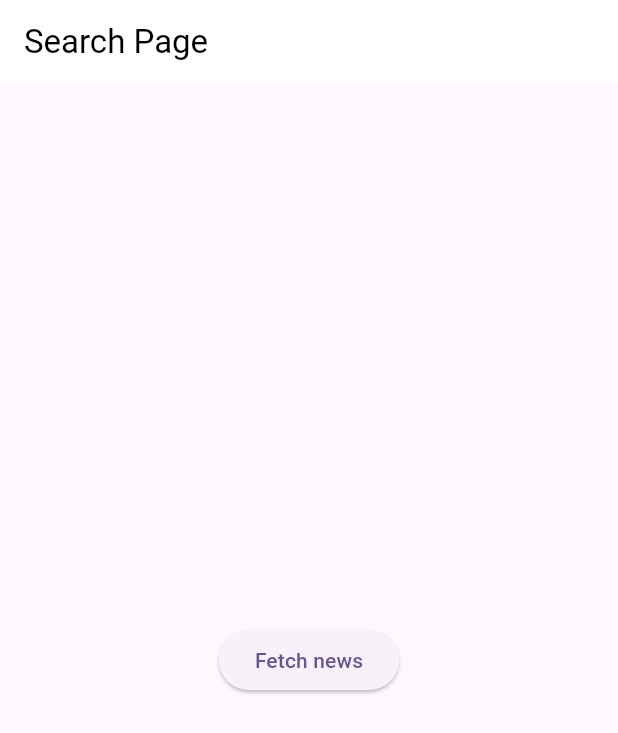
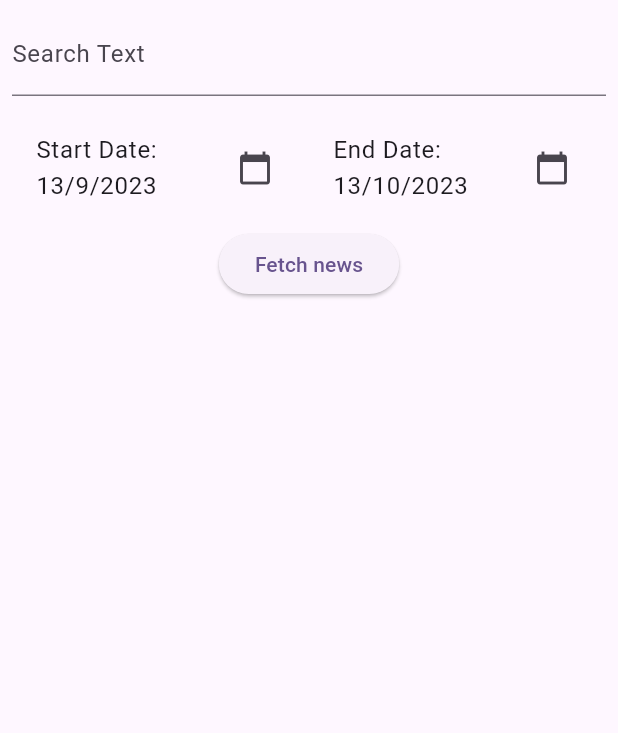
Before and after one commit to OfriRosenbaum/FlutterNewsAPI, a Flutter app: the screen it shows after launch, on a phone screen of 412 x 824 dp. Shown: the top 733 px of the screen. Run offline on Flutter 3.47's test engine with Material 2 defaults, Android fonts, the phone set to English and light mode, and no system bars; our stand-ins replace dio, flutter_bloc, fluttertoast.

Commit message:
added ui of search bar

```diff
--- a/lib/bloc/news_bloc.dart
+++ b/lib/bloc/news_bloc.dart
@@ -1,5 +1,4 @@
 import 'dart:async';
-import 'dart:developer';
 
 import 'package:dio/dio.dart';
 
--- a/lib/news_app.dart
+++ b/lib/news_app.dart
@@ -24,7 +24,6 @@ class NewsAppView extends StatelessWidget {
   @override
   Widget build(BuildContext context) {
     return MaterialApp(
-      title: 'News App',
       theme: ThemeData(
         colorScheme: ColorScheme.fromSeed(seedColor: Colors.deepPurple),
         useMaterial3: true,
--- a/lib/search_page.dart
+++ b/lib/search_page.dart
@@ -19,6 +19,11 @@ class _SearchPageState extends State<SearchPage> {
   late NewsBloc _newsBloc;
   final _scrollController = ScrollController();
   List<NewsCard> news = [];
+  TextEditingController textController = TextEditingController();
+
+  //Free NewsAPI search is limited to 1 month back with free API key. Substract 5 years instead if you have a paid key.
+  DateTime selectedStartDate = DateTime.now().subtract(const Duration(days: 30));
+  DateTime selectedEndDate = DateTime.now();
 
   @override
   void initState() {
@@ -36,7 +41,9 @@ class _SearchPageState extends State<SearchPage> {
   }
 
   Widget _buildInitialState() {
-    return Center(
+    return Column(children: [
+      _searchBar(),
+      Center(
         child: ElevatedButton(
             onPressed: () => _newsBloc.add(FetchNewsEvent(
                 repository: RepositoryProvider.of(context),
@@ -45,7 +52,8 @@ class _SearchPageState extends State<SearchPage> {
                 from: "2023-9-25",
                 to: "2023-9-27")),
             child: const Text("Fetch news")),
-    );
+      ),
+    ]);
   }
 
   Widget _buildLoadingState() {
@@ -68,7 +76,10 @@ class _SearchPageState extends State<SearchPage> {
 
   Widget _buildLoadedState(NewsLoadedState state) {
     news = state.news;
-    return ListView.builder(
+    return SingleChildScrollView(
+      child: Column(children: [
+        _searchBar(),
+        ListView.builder(
           itemCount: state.hasReachedMax ? news.length : news.length + 1,
           itemBuilder: (context, index) {
             return index >= news.length
@@ -76,19 +87,83 @@ class _SearchPageState extends State<SearchPage> {
                 : news[index].showNewsCard(context);
           },
           controller: _scrollController,
+          shrinkWrap: true,
+        ),
+      ]),
+    );
+  }
+
+  Widget _searchBar() {
+    return Padding(
+      padding: const EdgeInsets.all(8.0),
+      child: Column(children: [
+        TextFormField(
+          controller: textController,
+          decoration: const InputDecoration(
+            labelText: 'Search Text',
+          ),
+          validator: (value) {
+            if (value == null) return null;
+            if (value.isEmpty) {
+              return 'Please enter search text';
+            }
+            return null;
+          },
+        ),
+        const SizedBox(height: 16.0),
+        Row(
+          children: [
+            Expanded(
+              child: ListTile(
+                title: Text(
+                  'Start Date: ${selectedStartDate.day}/${selectedStartDate.month}/${selectedStartDate.year}',
+                ),
+                trailing: const Icon(Icons.calendar_today),
+                onTap: () {
+                  showDatePicker(
+                    context: context,
+                    initialDate: selectedStartDate,
+                    firstDate: selectedStartDate,
+                    lastDate: selectedEndDate,
+                  ).then((pickedDate) {
+                    if (pickedDate != null) {
+                      setState(() {
+                        selectedStartDate = pickedDate;
+                      });
+                    }
+                  });
+                },
+              ),
+            ),
+            Expanded(
+              child: ListTile(
+                title: Text('End Date: ${selectedEndDate.day}/${selectedEndDate.month}/${selectedEndDate.year}'),
+                trailing: const Icon(Icons.calendar_today),
+                onTap: () {
+                  showDatePicker(
+                    context: context,
+                    initialDate: selectedEndDate,
+                    firstDate: selectedStartDate,
+                    lastDate: selectedEndDate,
+                  ).then((pickedDate) {
+                    if (pickedDate != null) {
+                      setState(() {
+                        selectedEndDate = pickedDate;
+                      });
+                    }
+                  });
+                },
+              ),
+            ),
+          ],
+        )
+      ]),
     );
   }
 
   @override
   Widget build(BuildContext context) {
     return Scaffold(
-      appBar: AppBar(
-        title: const Text(
-          "Search Page",
-          style: TextStyle(color: Colors.black),
-        ),
-        backgroundColor: Colors.white,
-      ),
       body: BlocConsumer<NewsBloc, NewsState>(
         listener: (context, state) {
           if (state is NewsErrorState) {
```
Lines whose indentation alone changed are shown as unchanged.
